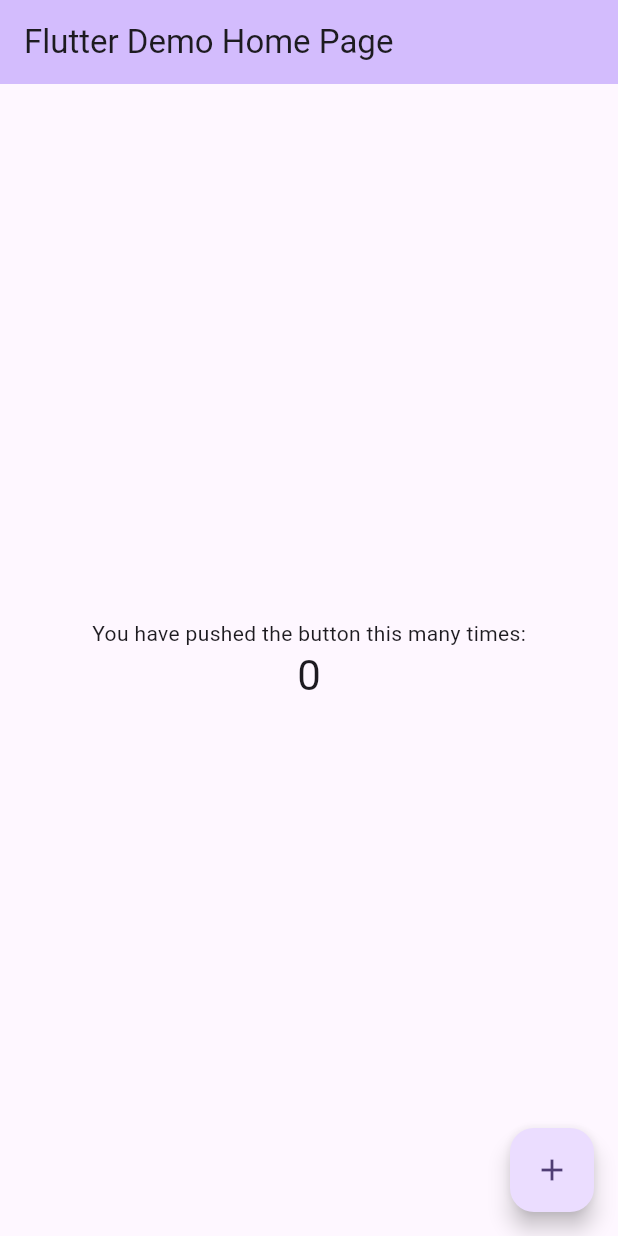
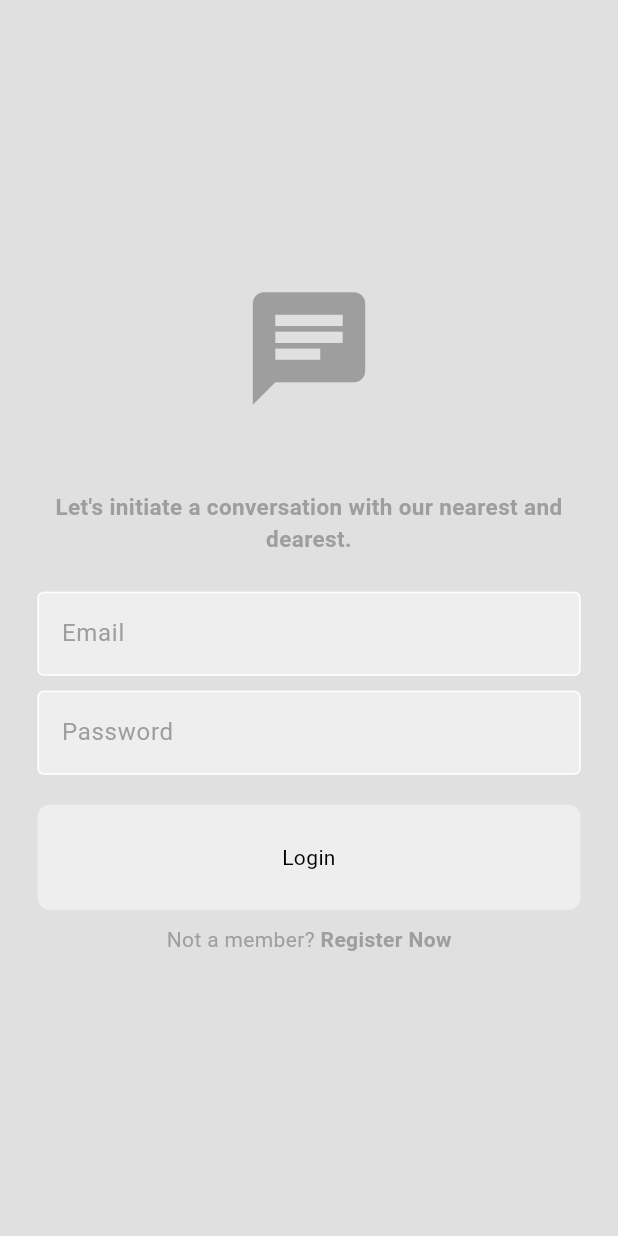
Before and after one commit to Djerry11/kurakani, a Flutter app: the screen it shows after launch, on a phone screen of 412 x 824 dp. Run offline on Flutter 3.47's test engine with Material 3 defaults, Android fonts, the phone set to English and light mode, and no system bars.

Commit message:
login_signup

```diff
--- /dev/null
+++ b/lib/Auth/login_or_register.dart
@@ -0,0 +1,32 @@
+import 'package:flutter/material.dart';
+import 'package:kurakani_lite/pages/login_page.dart';
+import 'package:kurakani_lite/pages/register_page.dart';
+
+class LoginOrRegister extends StatefulWidget {
+  const LoginOrRegister({super.key});
+
+  @override
+  State<LoginOrRegister> createState() => _LoginOrRegisterState();
+}
+
+class _LoginOrRegisterState extends State<LoginOrRegister> {
+  bool showLoginPage = true;
+  void togglePages() {
+    setState(() {
+      showLoginPage = !showLoginPage;
+    });
+  }
+
+  @override
+  Widget build(BuildContext context) {
+    if (showLoginPage) {
+      return LoginPage(
+        onTap: togglePages,
+      );
+    } else {
+      return RegisterPage(
+        onTap: togglePages,
+      );
+    }
+  }
+}
--- /dev/null
+++ b/lib/components/my_button.dart
@@ -0,0 +1,27 @@
+import 'package:flutter/material.dart';
+
+class MyButton extends StatelessWidget {
+  final String buttonName;
+  final VoidCallback onTap;
+  const MyButton({super.key, required this.buttonName, required this.onTap});
+
+  @override
+  Widget build(BuildContext context) {
+    return GestureDetector(
+      onTap: onTap,
+      child: Container(
+        width: double.infinity,
+        decoration: BoxDecoration(
+          borderRadius: BorderRadius.circular(8),
+          color: Theme.of(context).colorScheme.secondary,
+        ),
+        padding: const EdgeInsets.all(25),
+        margin: const EdgeInsets.symmetric(horizontal: 25),
+        child: Text(
+          buttonName,
+          textAlign: TextAlign.center,
+        ),
+      ),
+    );
+  }
+}
--- /dev/null
+++ b/lib/components/my_textfield.dart
@@ -0,0 +1,38 @@
+import 'package:flutter/material.dart';
+
+class MyTextField extends StatelessWidget {
+  final String hintText;
+  final bool obsecured;
+  final TextEditingController controller;
+  const MyTextField({
+    super.key,
+    required this.hintText,
+    required this.obsecured,
+    required this.controller,
+  });
+
+  @override
+  Widget build(BuildContext context) {
+    return Padding(
+      padding: const EdgeInsets.symmetric(horizontal: 25),
+      child: TextField(
+        obscureText: obsecured,
+        controller: controller,
+        decoration: InputDecoration(
+            enabledBorder: OutlineInputBorder(
+              borderSide:
+                  BorderSide(color: Theme.of(context).colorScheme.tertiary),
+            ),
+            focusedBorder: OutlineInputBorder(
+                borderSide:
+                    BorderSide(color: Theme.of(context).colorScheme.primary)),
+            fillColor: Theme.of(context).colorScheme.secondary,
+            filled: true,
+            hintText: hintText,
+            hintStyle: TextStyle(
+              color: Theme.of(context).colorScheme.primary,
+            )),
+      ),
+    );
+  }
+}
--- a/lib/main.dart
+++ b/lib/main.dart
@@ -1,4 +1,7 @@
 import 'package:flutter/material.dart';
+import 'package:kurakani_lite/Auth/login_or_register.dart';
+import 'package:kurakani_lite/pages/login_page.dart';
+import 'package:kurakani_lite/themes/light_mode.dart';
 
 void main() {
   runApp(const MyApp());
@@ -7,119 +10,12 @@
 class MyApp extends StatelessWidget {
   const MyApp({super.key});
 
-  // This widget is the root of your application.
   @override
   Widget build(BuildContext context) {
     return MaterialApp(
-      title: 'Flutter Demo',
-      theme: ThemeData(
-        // This is the theme of your application.
-        //
-        // TRY THIS: Try running your application with "flutter run". You'll see
-        // the application has a purple toolbar. Then, without quitting the app,
-        // try changing the seedColor in the colorScheme below to Colors.green
-        // and then invoke "hot reload" (save your changes or press the "hot
-        // reload" button in a Flutter-supported IDE, or press "r" if you used
-        // the command line to start the app).
-        //
-        // Notice that the counter didn't reset back to zero; the application
-        // state is not lost during the reload. To reset the state, use hot
-        // restart instead.
-        //
-        // This works for code too, not just values: Most code changes can be
-        // tested with just a hot reload.
-        colorScheme: ColorScheme.fromSeed(seedColor: Colors.deepPurple),
-        useMaterial3: true,
-      ),
-      home: const MyHomePage(title: 'Flutter Demo Home Page'),
+      debugShowCheckedModeBanner: false,
+      home: const LoginOrRegister(),
+      theme: lightMode,
     );
   }
 }
-
-class MyHomePage extends StatefulWidget {
-  const MyHomePage({super.key, required this.title});
-
-  // This widget is the home page of your application. It is stateful, meaning
-  // that it has a State object (defined below) that contains fields that affect
-  // how it looks.
-
-  // This class is the configuration for the state. It holds the values (in this
-  // case the title) provided by the parent (in this case the App widget) and
-  // used by the build method of the State. Fields in a Widget subclass are
-  // always marked "final".
-
-  final String title;
-
-  @override
-  State<MyHomePage> createState() => _MyHomePageState();
-}
-
-class _MyHomePageState extends State<MyHomePage> {
-  int _counter = 0;
-
-  void _incrementCounter() {
-    setState(() {
-      // This call to setState tells the Flutter framework that something has
-      // changed in this State, which causes it to rerun the build method below
-      // so that the display can reflect the updated values. If we changed
-      // _counter without calling setState(), then the build method would not be
-      // called again, and so nothing would appear to happen.
-      _counter++;
-    });
-  }
-
-  @override
-  Widget build(BuildContext context) {
-    // This method is rerun every time setState is called, for instance as done
-    // by the _incrementCounter method above.
-    //
-    // The Flutter framework has been optimized to make rerunning build methods
-    // fast, so that you can just rebuild anything that needs updating rather
-    // than having to individually change instances of widgets.
-    return Scaffold(
-      appBar: AppBar(
-        // TRY THIS: Try changing the color here to a specific color (to
-        // Colors.amber, perhaps?) and trigger a hot reload to see the AppBar
-        // change color while the other colors stay the same.
-        backgroundColor: Theme.of(context).colorScheme.inversePrimary,
-        // Here we take the value from the MyHomePage object that was created by
-        // the App.build method, and use it to set our appbar title.
-        title: Text(widget.title),
-      ),
-      body: Center(
-        // Center is a layout widget. It takes a single child and positions it
-        // in the middle of the parent.
-        child: Column(
-          // Column is also a layout widget. It takes a list of children and
-          // arranges them vertically. By default, it sizes itself to fit its
-          // children horizontally, and tries to be as tall as its parent.
-          //
-          // Column has various properties to control how it sizes itself and
-          // how it positions its children. Here we use mainAxisAlignment to
-          // center the children vertically; the main axis here is the vertical
-          // axis because Columns are vertical (the cross axis would be
-          // horizontal).
-          //
-          // TRY THIS: Invoke "debug painting" (choose the "Toggle Debug Paint"
-          // action in the IDE, or press "p" in the console), to see the
-          // wireframe for each widget.
-          mainAxisAlignment: MainAxisAlignment.center,
-          children: <Widget>[
-            const Text(
-              'You have pushed the button this many times:',
-            ),
-            Text(
-              '$_counter',
-              style: Theme.of(context).textTheme.headlineMedium,
-            ),
-          ],
-        ),
-      ),
-      floatingActionButton: FloatingActionButton(
-        onPressed: _incrementCounter,
-        tooltip: 'Increment',
-        child: const Icon(Icons.add),
-      ), // This trailing comma makes auto-formatting nicer for build methods.
-    );
-  }
-}
--- /dev/null
+++ b/lib/pages/login_page.dart
@@ -0,0 +1,112 @@
+import 'package:flutter/material.dart';
+import 'package:kurakani_lite/components/my_button.dart';
+import 'package:kurakani_lite/components/my_textfield.dart';
+
+class LoginPage extends StatelessWidget {
+  final TextEditingController _emailcontroller = TextEditingController();
+  final TextEditingController _pwcontroller = TextEditingController();
+
+  final void Function()? onTap;
+
+  LoginPage({super.key, required this.onTap});
+  void login() {}
+
+  void signup() {}
+
+  @override
+  Widget build(BuildContext context) {
+    return Scaffold(
+      backgroundColor: Theme.of(context).colorScheme.background,
+      body: Center(
+        child: SingleChildScrollView(
+          child: Column(
+            mainAxisAlignment: MainAxisAlignment.center,
+            children: [
+              //logo
+              Icon(
+                Icons.chat,
+                size: 90,
+                color: Theme.of(context).colorScheme.primary,
+              ),
+
+              const SizedBox(
+                height: 50,
+              ),
+
+              //welcome message
+              Padding(
+                padding: const EdgeInsets.symmetric(horizontal: 10),
+                child: Text(
+                  'Let\'s initiate a conversation with our nearest and dearest.',
+                  textAlign: TextAlign.center,
+                  style: TextStyle(
+                      color: Theme.of(context).colorScheme.primary,
+                      fontWeight: FontWeight.bold,
+                      fontSize: 15),
+                ),
+              ),
+
+              const SizedBox(
+                height: 25,
+              ),
+
+              //username textfield
+              MyTextField(
+                hintText: 'Email',
+                obsecured: false,
+                controller: _emailcontroller,
+              ),
+
+              const SizedBox(
+                height: 10,
+              ),
+
+              //pw textfield
+              MyTextField(
+                hintText: 'Password',
+                obsecured: true,
+                controller: _pwcontroller,
+              ),
+              const SizedBox(
+                height: 20,
+              ),
+              //login button
+              MyButton(
+                buttonName: 'Login',
+                onTap: login,
+              ),
+
+              const SizedBox(
+                height: 10,
+              ),
+
+              //not member message
+              Row(
+                mainAxisAlignment: MainAxisAlignment.center,
+                children: [
+                  Text(
+                    'Not a member? ',
+                    style: TextStyle(
+                      color: Theme.of(context).colorScheme.primary,
+                    ),
+                  ),
+                  GestureDetector(
+                    onTap: onTap,
+                    child: Text(
+                      'Register Now',
+                      style: TextStyle(
+                        fontWeight: FontWeight.bold,
+                        color: Theme.of(context).colorScheme.primary,
+                      ),
+                    ),
+                  )
+                ],
+              ),
+              //signup button
+            ],
+          ),
+        ),
+      ),
+    );
+  }
+}
--- /dev/null
+++ b/lib/themes/light_mode.dart
@@ -0,0 +1,11 @@
+import 'package:flutter/material.dart';
+
+ThemeData lightMode = ThemeData(
+  colorScheme: ColorScheme.light(
+    primary: Colors.grey.shade500,
+    background: Colors.grey.shade300,
+    secondary: Colors.grey.shade200,
+    tertiary: Colors.white,
+    inversePrimary: Colors.grey.shade900,
+  ),
+);
```
Also changed, not shown: lib/pages/register_page.dart (added, +114 -0 lines), lib/themes/dark_mode.dart (added).
